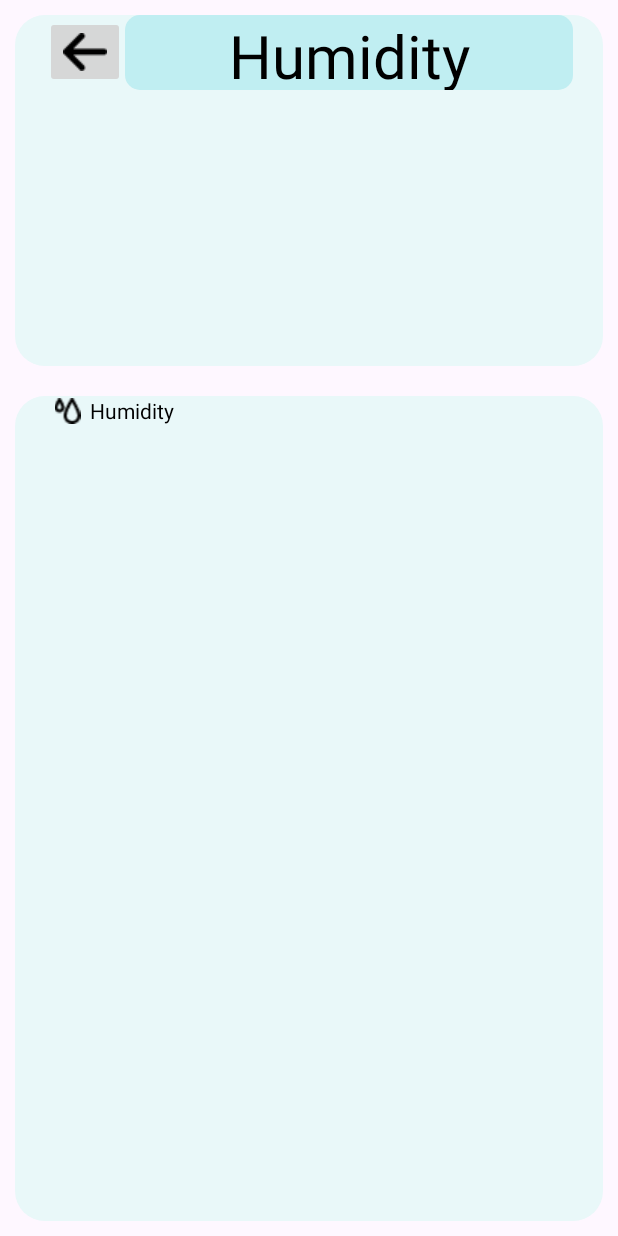
After one commit to HyHyZhaLee/Thesis_Proposal, an Android app: the HumidPage screen opened directly, with no data from a screen before it, on a phone screen of 412 x 824 dp. The commit adds this screen. Run offline under Robolectric (Android 15) with nearby library versions, the phone set to English and light mode, and no system bars.

Commit message:
add humid page

```diff
--- a/AndroidUI_AndroidStudio/app/src/main/AndroidManifest.xml
+++ b/AndroidUI_AndroidStudio/app/src/main/AndroidManifest.xml
@@ -13,6 +13,9 @@
         android:theme="@style/Theme.AndroidUI_AndroidStudio"
         tools:targetApi="31">
         <activity
+            android:name=".HumidPage"
+            android:exported="false" />
+        <activity
             android:name=".TempPage"
             android:exported="false" />
         <activity
--- /dev/null
+++ b/AndroidUI_AndroidStudio/app/src/main/java/com/example/androidui_androidstudio/HumidPage.java
@@ -0,0 +1,25 @@
+package com.example.androidui_androidstudio;
+
+import androidx.appcompat.app.AppCompatActivity;
+
+import android.content.Intent;
+import android.os.Bundle;
+import android.view.View;
+import android.widget.ImageButton;
+
+public class HumidPage extends AppCompatActivity {
+
+    @Override
+    protected void onCreate(Bundle savedInstanceState) {
+        super.onCreate(savedInstanceState);
+        setContentView(R.layout.activity_humid_page);
+        ImageButton btn_2 = findViewById(R.id.button_humid_back);
+        btn_2.setOnClickListener(new View.OnClickListener() {
+            @Override
+            public void onClick(View v) {
+                Intent intent=new Intent(HumidPage.this,MainActivity.class);
+                startActivity(intent);
+            }
+        });
+    }
+}
--- a/AndroidUI_AndroidStudio/app/src/main/res/layout/temp_page.xml
+++ b/AndroidUI_AndroidStudio/app/src/main/res/layout/activity_humid_page.xml
@@ -5,7 +5,7 @@
     android:layout_height="match_parent"
     android:orientation="vertical"
     android:padding="10dp"
-    tools:context=".TempPage">
+    tools:context=".HumidPage">
     <LinearLayout
         android:layout_width="match_parent"
         android:layout_height="wrap_content"
@@ -21,18 +21,20 @@
             android:paddingHorizontal="20dp">
 
             <ImageButton
+                android:id="@+id/button_humid_back"
                 android:layout_width="wrap_content"
-                android:layout_height="wrap_content"
+                android:layout_height="48dp"
                 android:layout_gravity="center"
+                android:contentDescription="NULL"
                 android:src="@drawable/arrow_left" />
 
             <TextView
                 android:layout_width="match_parent"
                 android:layout_height="wrap_content"
-                android:text="Temperature"
+                android:text="Humidity"
                 android:textAlignment="center"
                 android:textColor="@color/black"
-                android:textSize="40dp"
+                android:textSize="40sp"
                 android:background="@drawable/frame2"/>
         </LinearLayout>
 
@@ -56,12 +58,12 @@
                 android:layout_width="30dp"
                 android:layout_height="wrap_content"
                 android:layout_gravity="center"
-                android:src="@drawable/temp" />
+                android:src="@drawable/humid" />
 
             <TextView
                 android:layout_width="match_parent"
                 android:layout_height="wrap_content"
-                android:text="Temperature"
+                android:text="Humidity"
                 android:textAlignment="textStart"
                 android:textColor="@color/black" />
 
--- a/AndroidUI_AndroidStudio/app/src/main/res/layout/activity_main.xml
+++ b/AndroidUI_AndroidStudio/app/src/main/res/layout/activity_main.xml
@@ -162,7 +162,7 @@
                         android:src="@drawable/humid" />
 
                     <Button
-                        android:id="@+id/humid_page"
+                        android:id="@+id/button_humid_page"
                         android:layout_width="wrap_content"
                         android:layout_height="wrap_content"
                         android:layout_marginRight="5dp"
--- a/AndroidUI_AndroidStudio/app/src/main/res/layout/activity_temp_page2.xml
+++ b/AndroidUI_AndroidStudio/app/src/main/res/layout/activity_temp_page2.xml
@@ -22,8 +22,9 @@
 
             <ImageButton
                 android:id="@+id/button_temp_back"
+                android:contentDescription="NULL"
                 android:layout_width="wrap_content"
-                android:layout_height="wrap_content"
+                android:layout_height="48dp"
                 android:layout_gravity="center"
                 android:src="@drawable/arrow_left" />
 
@@ -33,7 +34,7 @@
                 android:text="Temperature"
                 android:textAlignment="center"
                 android:textColor="@color/black"
-                android:textSize="40dp"
+                android:textSize="40sp"
                 android:background="@drawable/frame2"/>
         </LinearLayout>
 
```
Also changed, not shown: AndroidUI_AndroidStudio/app/src/main/java/com/example/androidui_androidstudio/MainActivity.java (+8 -0 lines).
